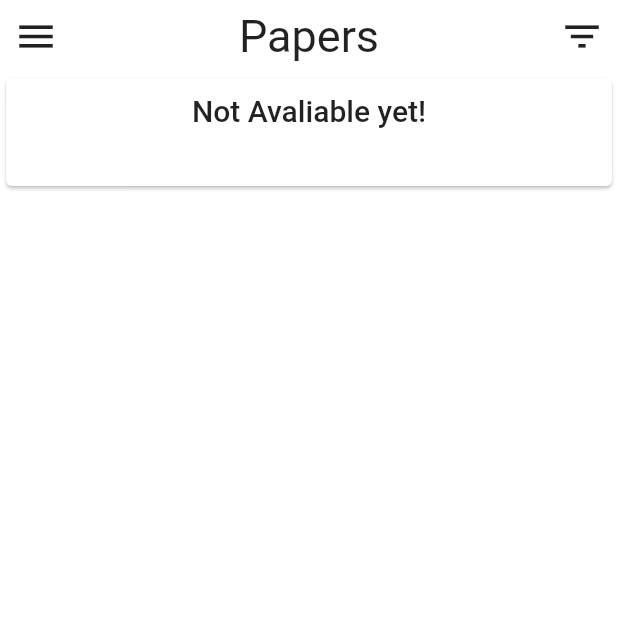
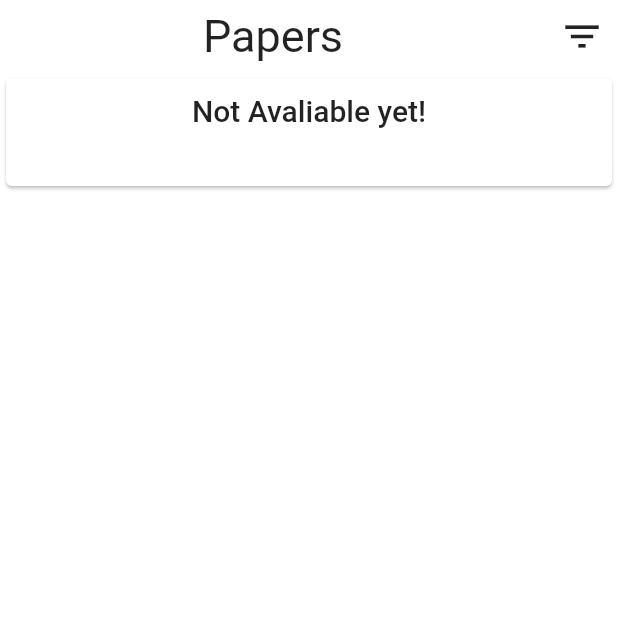
Before and after one commit to akshayyadav76/college_books, a Flutter app: the screen it shows after launch, scrolled down 110 dp, after a tap on the "menu" icon, after a tap on "Papers", on a phone screen of 412 x 824 dp, the top half of it. Run offline on Flutter 3.47's test engine with Material 2 defaults, Android fonts, the phone set to English and light mode, and no system bars; our stand-ins replace connectivity, dio, share, sqflite; missing offline and left inert: flutter_cache_store, flutter_pdfview; accounts and stored records are empty.

Commit message:
add paper screen..

```diff
--- a/lib/main.dart
+++ b/lib/main.dart
@@ -13,6 +13,7 @@ void main() {
 
 class CollegeBooks extends StatelessWidget {
   Widget build(BuildContext context) {
+    print("main method");
     return MaterialApp(
 
       debugShowCheckedModeBanner: false,
--- a/lib/papers_screen.dart
+++ b/lib/papers_screen.dart
@@ -18,7 +18,7 @@ class _PapersScreenState extends State<PapersScreen> {
 
   List<Paper> allpapers = AllPapers().papers[0];
 
-  final _scaffoldKey = GlobalKey<ScaffoldState>();
+  //final _scaffoldKey = GlobalKey<ScaffoldState>();
 
   File file;
 
@@ -76,22 +76,24 @@ class _PapersScreenState extends State<PapersScreen> {
     return SafeArea(
         child: Scaffold(
       backgroundColor: Colors.white,
-      key: _scaffoldKey,
-      drawer: AppDrawer(),
+     // key: _scaffoldKey,
+      //drawer: AppDrawer(),
       body: Stack(
         children: <Widget>[
           Column(
             children: <Widget>[
               Row(
                 children: <Widget>[
-                  IconButton(
-                      icon: Icon(
-                        Icons.menu,
-                        size: 30,
-                      ),
-                      onPressed: () {
-                        _scaffoldKey.currentState.openDrawer();
-                      }),
+                  Container(
+                    // child: IconButton(
+                    //     icon: Icon(
+                    //       Icons.menu,
+                    //       size: 30,
+                    //     ),
+                    //     onPressed: () {
+                    //       _scaffoldKey.currentState.openDrawer();
+                    //     }),
+                  ),
                   Expanded(
                       child: Text(
                     "Papers",
@@ -188,8 +190,8 @@ class _PapersScreenState extends State<PapersScreen> {
                                     deleteCache();
                                   });
                                 });
-                              }else{
-                               print("no connection");
+                              } else {
+                                print("no connection");
                               }
                             });
                           },
```
